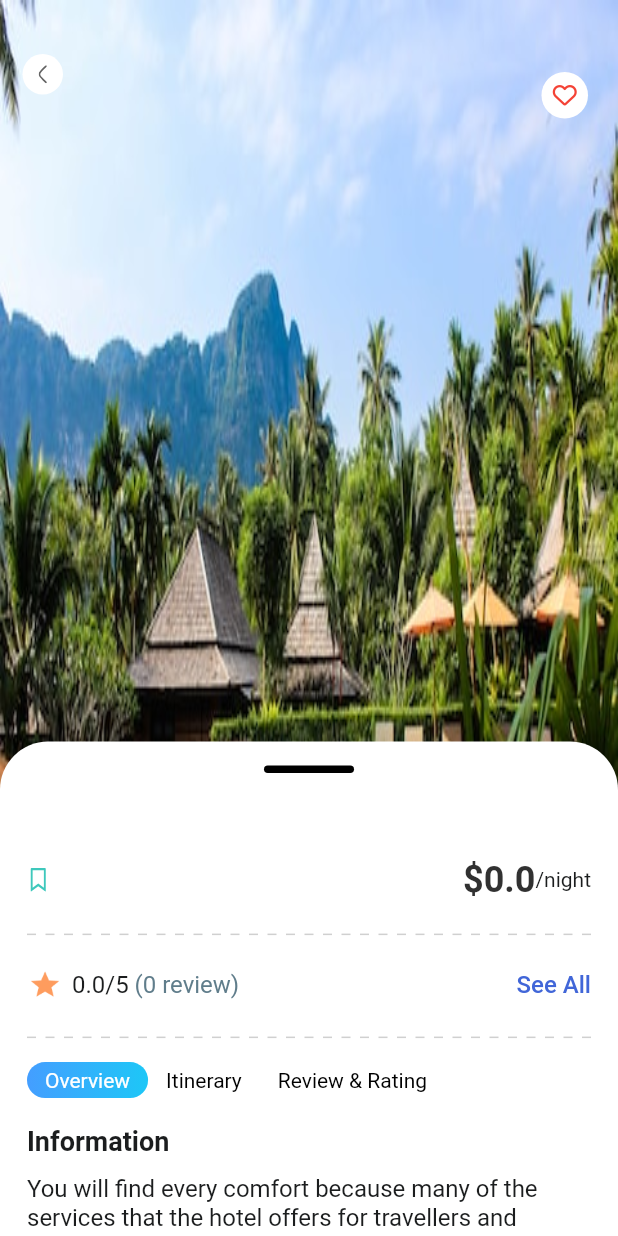
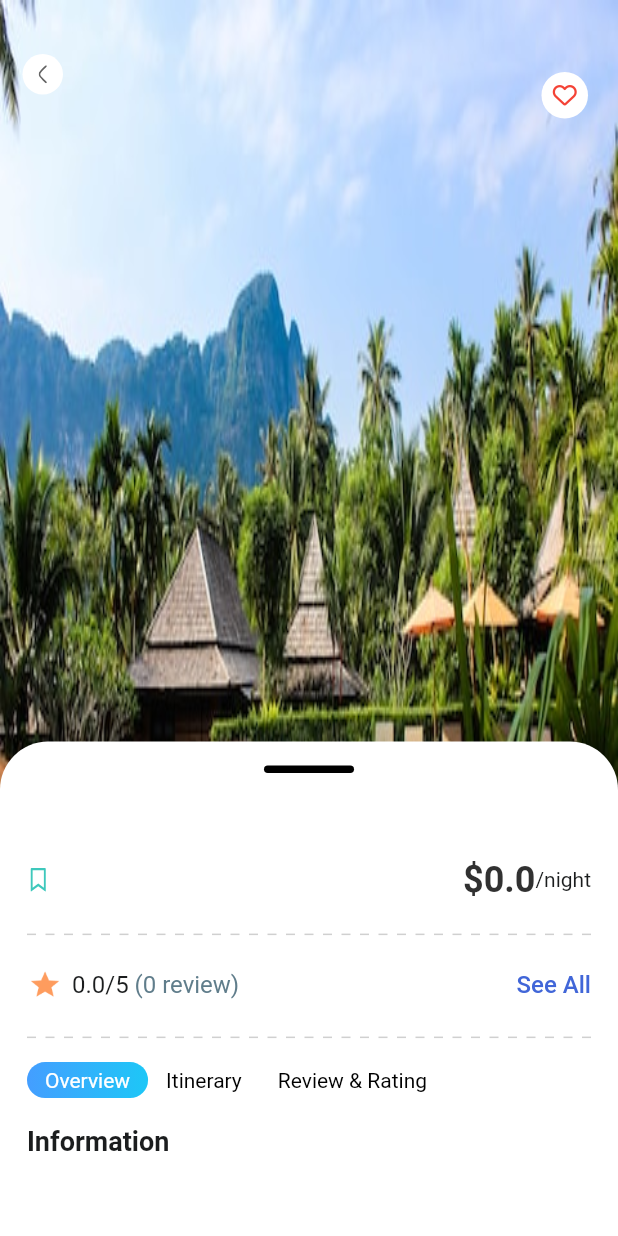
Before and after one commit to lamdv2/flutter_booking_travel_getx, a Flutter app: the TourDetailsScreen screen opened directly with empty values, on a phone screen of 412 x 824 dp. Run offline on Flutter 3.47's test engine with Material 2 defaults, Android fonts, the phone set to English and light mode, and no system bars; our stand-ins replace carousel_slider, cloud_firestore, dropdown_button2, firebase_auth, firebase_core, firebase_messaging and 15 more; accounts and stored records are empty; project files that could hold a hidden picture were left out.

Commit message:
update tour details

```diff
--- a/lib/modules/profile/profile_screen.dart
+++ b/lib/modules/profile/profile_screen.dart
@@ -3,13 +3,11 @@ import 'package:doan_clean_achitec/shared/constants/constants.dart';
 import 'package:doan_clean_achitec/shared/utils/app_bar_widget.dart';
 import 'package:doan_clean_achitec/shared/widgets/stateless/drawer_widget.dart';
 import 'package:flutter/material.dart';
-import 'package:flutter_svg/svg.dart';
 import 'package:get/get.dart';
 
 import '../../routes/app_pages.dart';
 import '../../shared/constants/app_style.dart';
 import '../../shared/utils/size_utils.dart';
-import '../../shared/widgets/stateful/header_widget.dart';
 import '../../shared/widgets/stateful/profile_widget.dart';
 import '../auth/user_controller.dart';
 
--- a/lib/modules/tour/tour_details_screen.dart
+++ b/lib/modules/tour/tour_details_screen.dart
@@ -1,6 +1,7 @@
 import 'package:doan_clean_achitec/models/tour/tour_model.dart';
 import 'package:doan_clean_achitec/modules/tour/tour.dart';
 import 'package:doan_clean_achitec/routes/app_pages.dart';
+import 'package:doan_clean_achitec/shared/constants/app_style.dart';
 import 'package:doan_clean_achitec/shared/constants/assets_helper.dart';
 import 'package:doan_clean_achitec/shared/constants/colors.dart';
 import 'package:doan_clean_achitec/shared/constants/dimension_constants.dart';
@@ -277,10 +278,8 @@ class TourDetailsScreen extends StatelessWidget {
                           SizedBox(
                             height: getSize(kDefaultPadding),
                           ),
-                          const Text(
-                            'You will find every comfort because many of the '
-                            'services that the hotel offers for travellers and of'
-                            'course the hotel is very comfortable.',
+                          Text(
+                            tourModel.description ?? '',
                             style: TextStyle(fontSize: 16),
                           ),
                           SizedBox(
@@ -298,14 +297,41 @@ class TourDetailsScreen extends StatelessWidget {
                             style: TextStyle(
                                 fontWeight: FontWeight.bold, fontSize: 18),
                           ),
-                          SizedBox(
-                            height: getSize(kDefaultPadding),
-                          ),
-                          const Text(
-                            'You will find every comfort because many of the '
-                            'services that the hotel offers for travellers and of'
-                            'course the hotel is very comfortable.',
-                            style: TextStyle(fontSize: 16),
+                          ListView.builder(
+                            shrinkWrap: true,
+                            physics: const NeverScrollableScrollPhysics(),
+                            itemCount: tourModel.itinerary?.length ?? 0,
+                            itemBuilder: (BuildContext context, int rowIndex) {
+                              String itinerary = tourModel.itinerary![rowIndex];
+
+                              List<String> parts = itinerary.split('/');
+
+                              String titleTourDay = parts[0].trim();
+                              String description =
+                                  parts.length > 1 ? parts[1].trim() : '';
+
+                              return Column(
+                                children: [
+                                  if (rowIndex > 0)
+                                    SizedBox(
+                                      height: getSize(20),
+                                    ),
+                                  Text(
+                                    titleTourDay,
+                                    style: AppStyles.black000Size16Fw500FfMont,
+                                  ),
+                                  SizedBox(
+                                    height: getSize(12),
+                                  ),
+                                  if (description.isNotEmpty)
+                                    Text(
+                                      description,
+                                      style:
+                                          AppStyles.black000Size14Fw400FfMont,
+                                    ),
+                                ],
+                              );
+                            },
                           ),
                           SizedBox(
                             height: getSize(kTop28Padding),
@@ -316,7 +342,7 @@ class TourDetailsScreen extends StatelessWidget {
                                 fontWeight: FontWeight.bold, fontSize: 18),
                           ),
                           SizedBox(
-                            height: 300,
+                            // height: 300,
                             child: GridView.builder(
                               gridDelegate:
                                   const SliverGridDelegateWithFixedCrossAxisCount(
```
